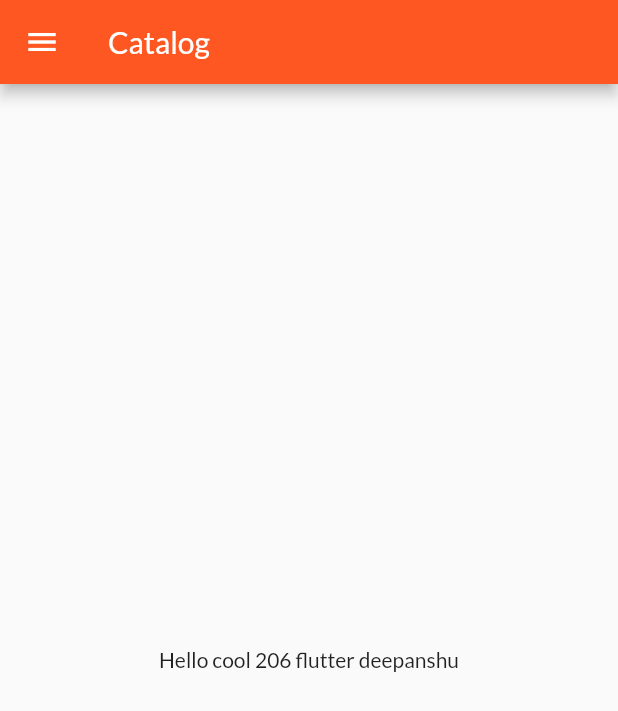
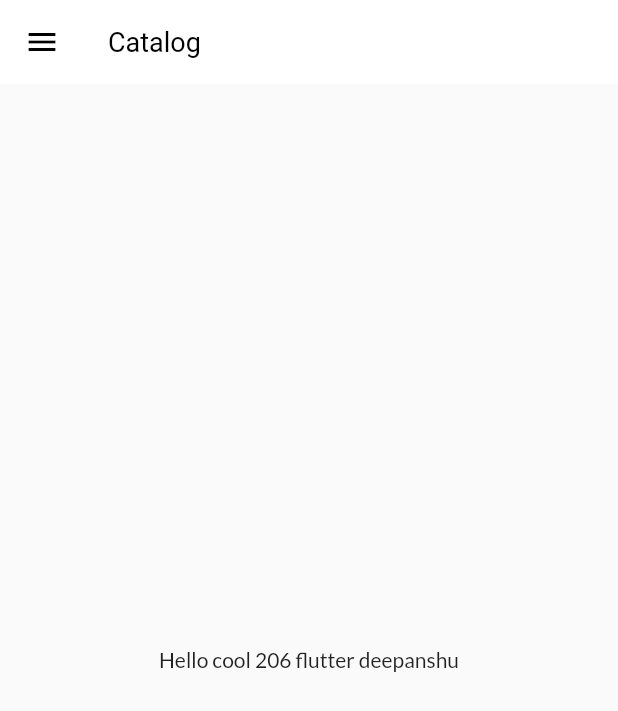
Before and after one commit to techsimple123/FlutterExample, a Flutter app: the screen it shows after launch, on a phone screen of 412 x 824 dp. Shown: the top 711 px of the screen. Run offline on Flutter 3.47's test engine with Material 2 defaults, Android fonts, the phone set to English and light mode, and no system bars; our stand-ins replace google_fonts.

Commit message:
day10 completed

```diff
--- a/lib/main.dart
+++ b/lib/main.dart
@@ -4,6 +4,7 @@
 import 'package:pineapple_flutter/pages/home_page.dart';
 import 'package:pineapple_flutter/pages/login_page.dart';
 import 'package:pineapple_flutter/utils/routes.dart';
+import 'package:pineapple_flutter/widgets/themes.dart';
 
 void main() {
   runApp(myApp());
@@ -18,12 +19,9 @@
       //home: HomePage(),
       themeMode: ThemeMode.light,
       //  debugShowCheckedModeBanner: false,
-      theme: ThemeData(
-          primarySwatch: Colors.deepOrange,
-          fontFamily: GoogleFonts.lato().fontFamily),
+      theme: MyTheme.lightTheme(context),
 
-      darkTheme:
-          ThemeData(brightness: Brightness.dark, primaryColor: Colors.black26),
+      darkTheme: MyTheme.darkTheme,
       initialRoute: MyRoutes.homeRoute,
       routes: {
         "/": (context) => LoginPage(),
--- /dev/null
+++ b/lib/widgets/themes.dart
@@ -0,0 +1,21 @@
+import 'package:flutter/cupertino.dart';
+import 'package:flutter/material.dart';
+import 'package:google_fonts/google_fonts.dart';
+
+class MyTheme {
+  static ThemeData lightTheme(BuildContext context) => ThemeData(
+        primarySwatch: Colors.deepOrange,
+        fontFamily: GoogleFonts.lato().fontFamily,
+        appBarTheme: AppBarTheme(
+          color: Colors.white,
+          iconTheme: IconThemeData(color: Colors.black),
+          elevation: 0,
+          titleTextStyle: TextStyle(
+            color: Colors.black,
+            fontSize: 18,
+          ),
+        ),
+      );
+
+  static ThemeData get darkTheme => ThemeData(brightness: Brightness.dark);
+}
```
Also changed, not shown: 1 other file.
